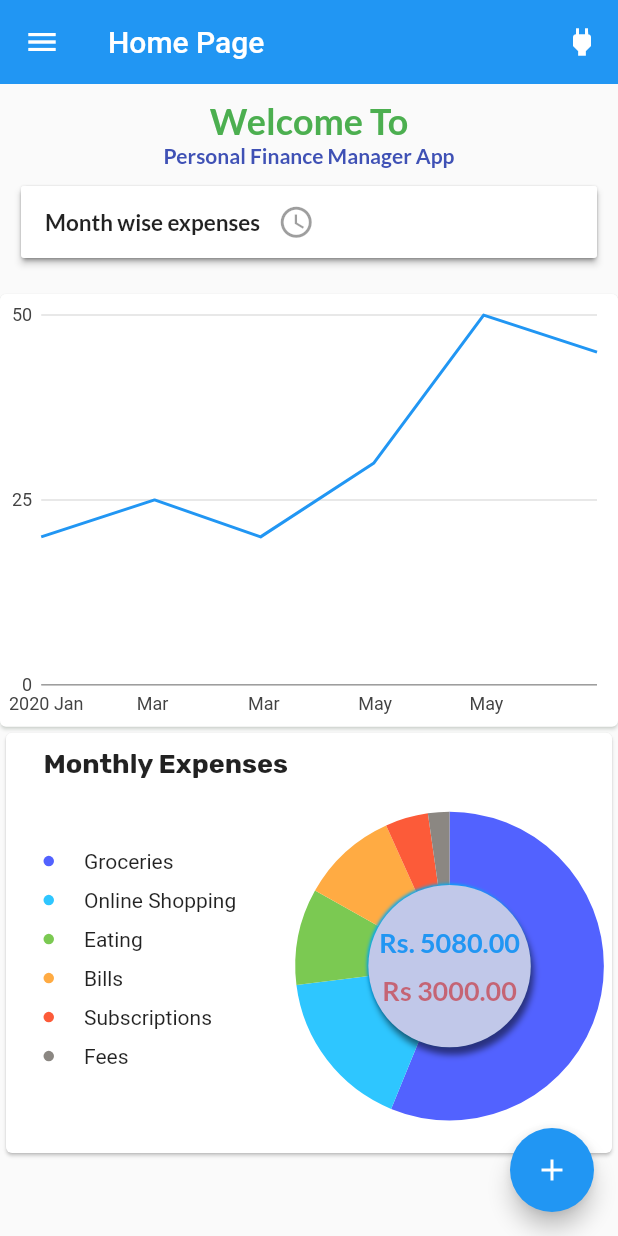
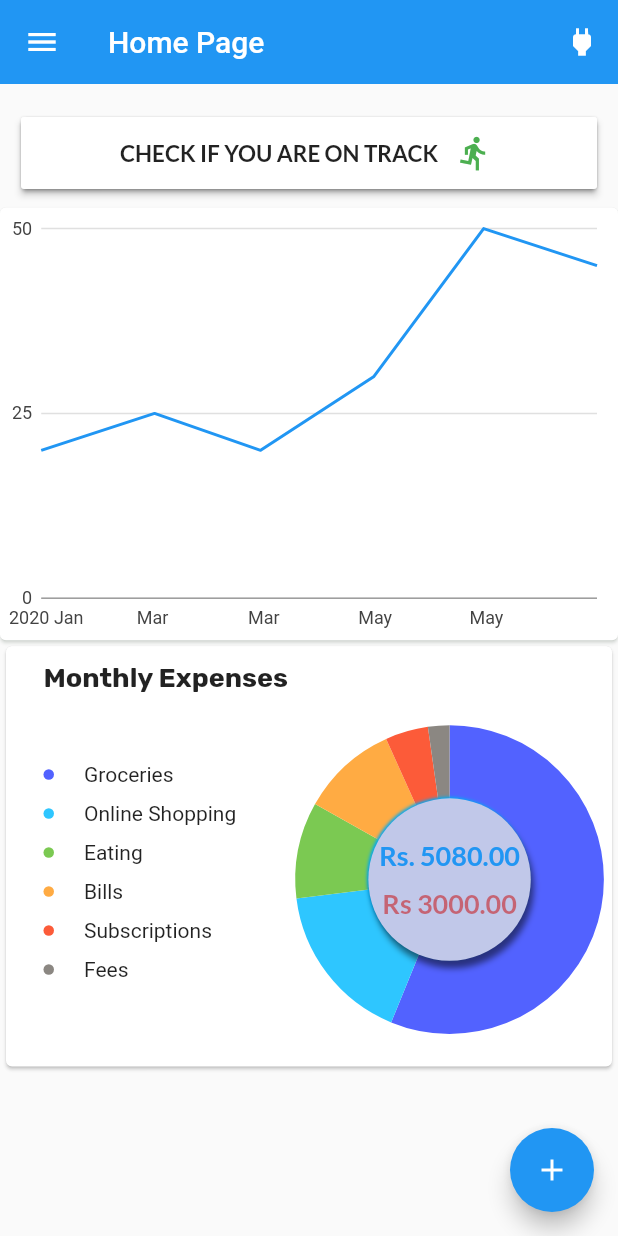
Before and after one commit to roshan1999/SCB-PFM, a Flutter app: the HomePage screen opened directly, on a phone screen of 412 x 824 dp. Run offline on Flutter 3.47's test engine with Material 2 defaults, Android fonts, the phone set to English and light mode, and no system bars; drawn by our look-alikes of flutter_speed_dial; our stand-ins replace charts_flutter, flutter_slidable, fluttertoast, google_fonts, shared_preferences; accounts and stored records are empty.

Commit message:
Home page updated

```diff
--- a/Frontend/lib/home/DashBoard.dart
+++ b/Frontend/lib/home/DashBoard.dart
@@ -14,31 +14,11 @@ class DashBoard extends StatelessWidget {
   Widget build(BuildContext context) {
     final height = MediaQuery.of(context).size.height;
     return SizedBox(
-      height: height * 0.17,
+      height: height * 0.1,
       child: Padding(
         padding: const EdgeInsets.fromLTRB(0, 10, 0, 0),
         child: Column(
           children: <Widget>[
-            Text(
-              "Welcome To",
-              style: GoogleFonts.lato(
-                fontWeight: FontWeight.bold,
-                fontSize: 24,
-                color: Colors.green,
-              ),
-            ),
-            Padding(
-              padding: const EdgeInsets.symmetric(horizontal: 20),
-              child: Text(
-                "Personal Finance Manager App",
-                textAlign: TextAlign.center,
-                style: GoogleFonts.lato(
-                  fontWeight: FontWeight.bold,
-                  fontSize: 14,
-                  color: Colors.indigo,
-                ),
-              ),
-            ),
             Padding(
               padding: EdgeInsets.fromLTRB(10.0,8.0,10.0,0.0),
               child: Card(
@@ -66,9 +46,11 @@ class DashBoard extends StatelessWidget {
                           }
                         }
                         },
+                      child: Padding(
+                        padding: EdgeInsets.fromLTRB(50,0,0,0),
                         child: Row(
                     children: <Widget>[
-                      Text('Month wise expenses',
+                        Text('CHECK IF YOU ARE ON TRACK',
                           style: GoogleFonts.lato(
                             fontSize: 15.0,
                             fontWeight: FontWeight.bold,
@@ -76,10 +58,11 @@ class DashBoard extends StatelessWidget {
                         ),
                         IconButton(
                           iconSize: 25.0,
-                        icon:Icon(Icons.access_time),
+                          icon:Icon(Icons.directions_run, color: Colors.green,),
                           tooltip: 'Check if your goals are on track',
                         ),
                     ],
+                  ),
                       )
                     ),
                   ),
--- a/Frontend/lib/home/HomePage.dart
+++ b/Frontend/lib/home/HomePage.dart
@@ -52,8 +52,8 @@ class _HomePageState extends State<HomePage> {
           children: <Widget>[
             DashBoard(),
             SizedBox(
+              height: height * 0.35,
               child: Container(
-                height: height * 0.35,
                 child: Card(
                   color: Colors.white,
                   shadowColor: Colors.green[50],
```
Lines whose indentation alone changed are shown as unchanged.
